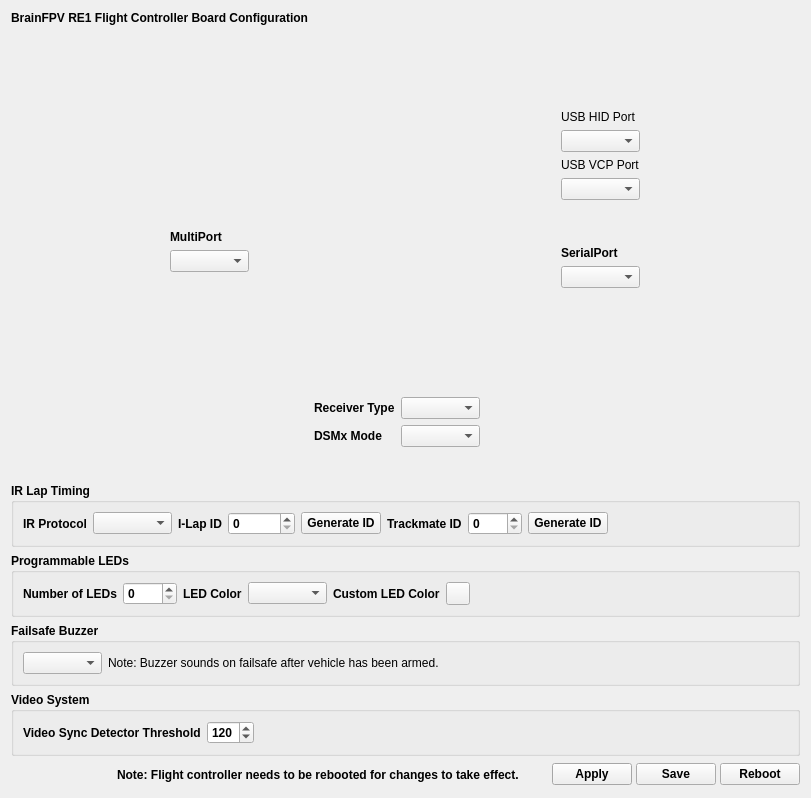
Qt form ground/gcs/src/plugins/boards_brainfpv/brainre1configuration.ui (d-ronin/dRonin) before a commit.
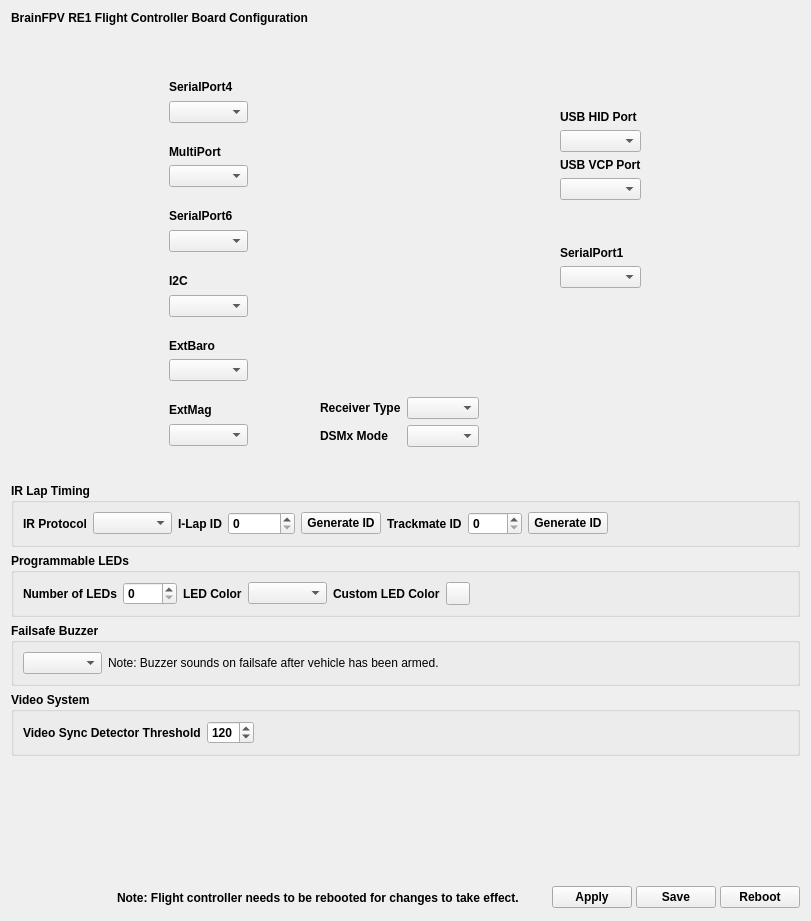
The same form after that commit. Icons and pictures are not drawn. Custom widgets are drawn as their Qt base class.

Commit message: BrainRE1: Integrate optional I2C mag and baro to enable navigation

```diff
--- a/ground/gcs/src/plugins/boards_brainfpv/brainre1configuration.ui
+++ b/ground/gcs/src/plugins/boards_brainfpv/brainre1configuration.ui
@@ -7,7 +7,7 @@
     <x>0</x>
     <y>0</y>
     <width>811</width>
-    <height>677</height>
+    <height>921</height>
    </rect>
   </property>
   <property name="sizePolicy">
@@ -95,6 +95,38 @@
           </property>
           <item>
            <layout class="QVBoxLayout" name="verticalLayout_5">
+            <item>
+             <spacer name="verticalSpacer_7">
+              <property name="orientation">
+               <enum>Qt::Vertical</enum>
+              </property>
+              <property name="sizeType">
+               <enum>QSizePolicy::Fixed</enum>
+              </property>
+              <property name="sizeHint" stdset="0">
+               <size>
+                <width>20</width>
+                <height>19</height>
+               </size>
+              </property>
+             </spacer>
+            </item>
+            <item>
+             <widget class="QLabel" name="label_16">
+              <property name="font">
+               <font>
+                <weight>75</weight>
+                <bold>true</bold>
+               </font>
+              </property>
+              <property name="text">
+               <string>SerialPort4</string>
+              </property>
+             </widget>
+            </item>
+            <item>
+             <widget class="QComboBox" name="cmbSerialPort4"/>
+            </item>
             <item>
              <spacer name="verticalSpacer">
               <property name="orientation">
@@ -106,24 +138,168 @@
               <property name="sizeHint" stdset="0">
                <size>
                 <width>10</width>
-                <height>170</height>
+                <height>15</height>
                </size>
               </property>
              </spacer>
             </item>
             <item>
              <widget class="QLabel" name="label_2">
+              <property name="font">
+               <font>
+                <weight>75</weight>
+                <bold>true</bold>
+               </font>
+              </property>
               <property name="text">
                <string>MultiPort</string>
               </property>
              </widget>
             </item>
             <item>
-             <layout class="QVBoxLayout" name="verticalLayout">
-              <item>
-               <widget class="QComboBox" name="cmbMultiPort"/>
-              </item>
-             </layout>
+             <widget class="QComboBox" name="cmbMultiPort"/>
+            </item>
+            <item>
+             <spacer name="verticalSpacer_9">
+              <property name="orientation">
+               <enum>Qt::Vertical</enum>
+              </property>
+              <property name="sizeType">
+               <enum>QSizePolicy::Fixed</enum>
+              </property>
+              <property name="sizeHint" stdset="0">
+               <size>
+                <width>20</width>
+                <height>15</height>
+               </size>
+              </property>
+             </spacer>
+            </item>
+            <item>
+             <widget class="QLabel" name="label_17">
+              <property name="font">
+               <font>
+                <weight>75</weight>
+                <bold>true</bold>
+               </font>
+              </property>
+              <property name="text">
+               <string>SerialPort6</string>
+              </property>
+             </widget>
+            </item>
+            <item>
+             <widget class="QComboBox" name="cmbSerialPort6"/>
+            </item>
+            <item>
+             <spacer name="verticalSpacer_10">
+              <property name="orientation">
+               <enum>Qt::Vertical</enum>
+              </property>
+              <property name="sizeType">
+               <enum>QSizePolicy::Fixed</enum>
+              </property>
+              <property name="sizeHint" stdset="0">
+               <size>
+                <width>20</width>
+                <height>15</height>
+               </size>
+              </property>
+             </spacer>
+            </item>
+            <item>
+             <widget class="QLabel" name="label_19">
+              <property name="font">
+               <font>
+                <weight>75</weight>
+                <bold>true</bold>
+               </font>
+              </property>
+              <property name="text">
+               <string>I2C</string>
+              </property>
+             </widget>
+            </item>
+            <item>
+             <widget class="QComboBox" name="cmbI2CPort">
+              <property name="font">
+               <font>
+                <weight>50</weight>
+                <bold>false</bold>
+               </font>
+              </property>
+             </widget>
+            </item>
+            <item>
+             <spacer name="verticalSpacer_11">
+              <property name="orientation">
+               <enum>Qt::Vertical</enum>
+              </property>
+              <property name="sizeType">
+               <enum>QSizePolicy::Fixed</enum>
+              </property>
+              <property name="sizeHint" stdset="0">
+               <size>
+                <width>20</width>
+                <height>15</height>
+               </size>
+              </property>
+             </spacer>
+            </item>
+            <item>
+             <widget class="QLabel" name="label_20">
+              <property name="font">
+               <font>
+                <weight>75</weight>
+                <bold>true</bold>
+               </font>
+              </property>
+              <property name="text">
+               <string>ExtBaro</string>
+              </property>
+             </widget>
+            </item>
+            <item>
+             <widget class="QComboBox" name="cmbExtBaro">
+              <property name="font">
+               <font>
+                <weight>50</weight>
+                <bold>false</bold>
+               </font>
+              </property>
+             </widget>
+            </item>
+            <item>
+             <spacer name="verticalSpacer_12">
+              <property name="orientation">
+               <enum>Qt::Vertical</enum>
+              </property>
+              <property name="sizeType">
+               <enum>QSizePolicy::Fixed</enum>
+              </property>
+              <property name="sizeHint" stdset="0">
+               <size>
+                <width>20</width>
+                <height>15</height>
+               </size>
+              </property>
+             </spacer>
+            </item>
+            <item>
+             <widget class="QLabel" name="label_18">
+              <property name="font">
+               <font>
+                <weight>75</weight>
+                <bold>true</bold>
+               </font>
+              </property>
+              <property name="text">
+               <string>ExtMag</string>
+              </property>
+             </widget>
+            </item>
+            <item>
+             <widget class="QComboBox" name="cmbExtMag"/>
             </item>
             <item>
              <spacer name="verticalSpacer_8">
@@ -131,12 +307,12 @@
                <enum>Qt::Vertical</enum>
               </property>
               <property name="sizeType">
-               <enum>QSizePolicy::Expanding</enum>
+               <enum>QSizePolicy::Fixed</enum>
               </property>
               <property name="sizeHint" stdset="0">
                <size>
                 <width>40</width>
-                <height>150</height>
+                <height>22</height>
                </size>
               </property>
              </spacer>
@@ -215,13 +391,33 @@
                </spacer>
               </item>
               <item row="1" column="2">
-               <widget class="QComboBox" name="cmbDSMxMode"/>
+               <widget class="QComboBox" name="cmbDSMxMode">
+                <property name="font">
+                 <font>
+                  <weight>50</weight>
+                  <bold>false</bold>
+                 </font>
+                </property>
+               </widget>
               </item>
               <item row="0" column="2">
-               <widget class="QComboBox" name="cmbRxPort"/>
+               <widget class="QComboBox" name="cmbRxPort">
+                <property name="font">
+                 <font>
+                  <weight>50</weight>
+                  <bold>false</bold>
+                 </font>
+                </property>
+               </widget>
               </item>
               <item row="1" column="1">
                <widget class="QLabel" name="label_5">
+                <property name="font">
+                 <font>
+                  <weight>75</weight>
+                  <bold>true</bold>
+                 </font>
+                </property>
                 <property name="text">
                  <string>DSMx Mode</string>
                 </property>
@@ -229,6 +425,12 @@
               </item>
               <item row="0" column="1">
                <widget class="QLabel" name="label">
+                <property name="font">
+                 <font>
+                  <weight>75</weight>
+                  <bold>true</bold>
+                 </font>
+                </property>
                 <property name="text">
                  <string>Receiver Type</string>
                 </property>
@@ -277,8 +479,8 @@
                  <widget class="QLabel" name="label_6">
                   <property name="font">
                    <font>
-                    <weight>50</weight>
-                    <bold>false</bold>
+                    <weight>75</weight>
+                    <bold>true</bold>
                    </font>
                   </property>
                   <property name="text">
@@ -290,8 +492,8 @@
                  <widget class="QLabel" name="label_7">
                   <property name="font">
                    <font>
-                    <weight>50</weight>
-                    <bold>false</bold>
+                    <weight>75</weight>
+                    <bold>true</bold>
                    </font>
                   </property>
                   <property name="text">
@@ -334,8 +536,14 @@
                 </item>
                 <item row="5" column="0">
                  <widget class="QLabel" name="label_3">
+                  <property name="font">
+                   <font>
+                    <weight>75</weight>
+                    <bold>true</bold>
+                   </font>
+                  </property>
                   <property name="text">
-                   <string>SerialPort</string>
+                   <string>SerialPort1</string>
                   </property>
                  </widget>
                 </item>
```
Left out of the diff: 2 changed lines with no effect on the pictures. The commit also changes 15 other files.
